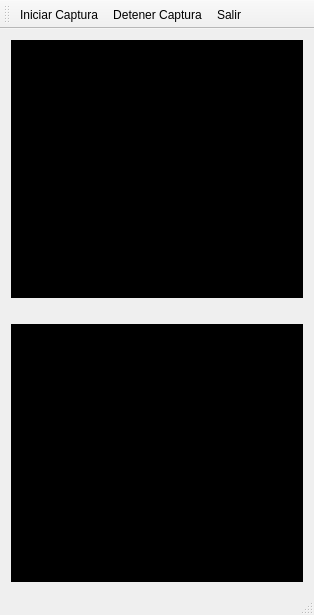
Qt form mainwindow.ui (ernemir/opencviris) before a commit.
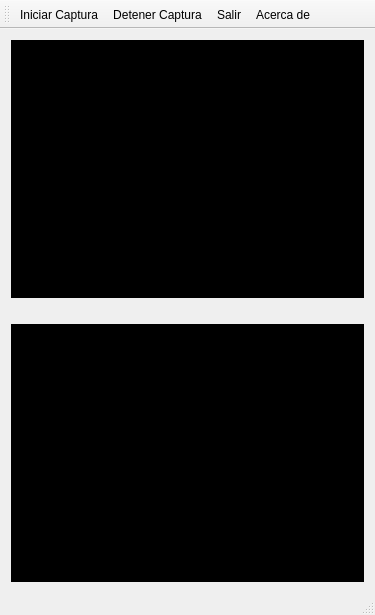
The same form after that commit. Icons and pictures are not drawn.

Commit message: agregado about y TODO

Patch:
```diff
--- a/mainwindow.ui
+++ b/mainwindow.ui
@@ -6,7 +6,7 @@
    <rect>
     <x>0</x>
     <y>0</y>
-    <width>314</width>
+    <width>375</width>
     <height>615</height>
    </rect>
   </property>
@@ -77,6 +77,7 @@
    <addaction name="actionIniciar_Captura"/>
    <addaction name="actionDetener_Captura"/>
    <addaction name="actionSalir"/>
+   <addaction name="actionAbout"/>
   </widget>
   <action name="actionSalir">
    <property name="icon">
@@ -114,6 +115,18 @@
     <string>Detener Captura</string>
    </property>
   </action>
+  <action name="actionAbout">
+   <property name="icon">
+    <iconset resource="resources.qrc">
+     <normaloff>:/icons/resources/ic_people_black_24dp_1x.png</normaloff>:/icons/resources/ic_people_black_24dp_1x.png</iconset>
+   </property>
+   <property name="text">
+    <string>Acerca de...</string>
+   </property>
+   <property name="toolTip">
+    <string>Acerca de...</string>
+   </property>
+  </action>
  </widget>
  <layoutdefault spacing="6" margin="11"/>
  <resources>
```
The commit also changes 4 other files.
